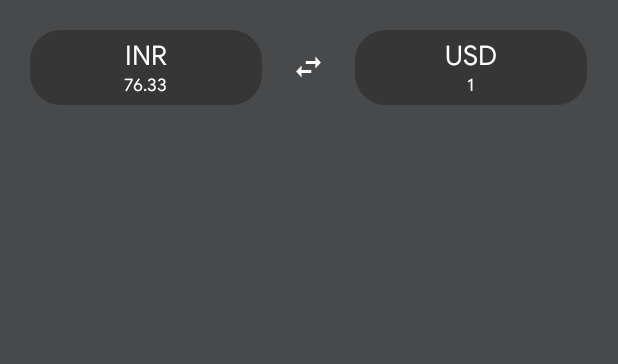
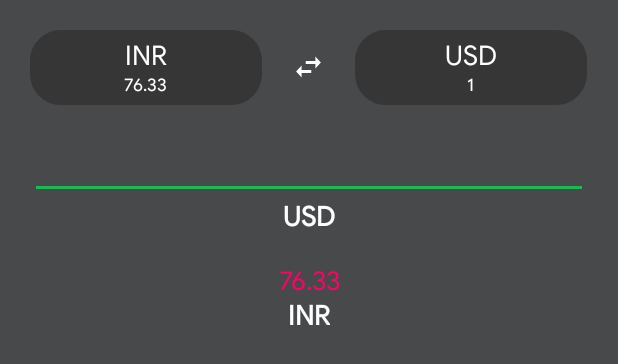
Before and after one commit to ashishpujari204/CurrencyConverter, an Android app: the layout activity_currency_converter.xml on its own in the app's theme, with its tools: preview values and no code run, on a phone screen of 412 x 824 dp. Shown: the top 364 px of the screen. Run offline under Robolectric (Android 15) with nearby library versions, the phone set to English and light mode, and no system bars.

Commit message:
updated currecny ui

```diff
--- a/app/src/main/res/layout/activity_currency_converter.xml
+++ b/app/src/main/res/layout/activity_currency_converter.xml
@@ -8,6 +8,7 @@
     tools:context=".ui.home.CurrencyConverter">
 
     <LinearLayout
+        android:id="@+id/currencySelectionLayout"
         android:layout_width="match_parent"
         android:layout_height="wrap_content"
         android:weightSum="3"
@@ -87,6 +88,73 @@
                 android:fontFamily="@font/google_sans_regular"
                 android:textSize="12dp"/>
         </LinearLayout>
+
+
     </LinearLayout>
 
+    <LinearLayout
+        android:id="@+id/fromInputLayout"
+        android:layout_width="match_parent"
+        android:layout_height="wrap_content"
+        android:layout_marginTop="20dp"
+        android:layout_below="@+id/currencySelectionLayout"
+        android:orientation="vertical">
+        <EditText
+            android:id="@+id/tvFromInput"
+            android:layout_width="match_parent"
+            android:layout_height="wrap_content"
+            android:layout_marginRight="20dp"
+            android:layout_marginLeft="20dp"
+            android:textColor="@color/faint_read"
+            android:theme="@style/LineColor"
+            android:gravity="center_horizontal"
+            android:textColorHint="@color/faint_read"
+            android:textAppearance="@style/TextAppearance.AppCompat.Medium"
+            android:fontFamily="@font/google_sans_regular"
+            android:inputType="number"></EditText>
+        <TextView
+            android:layout_width="wrap_content"
+            android:layout_height="wrap_content"
+            android:id="@+id/tvFromInputCode"
+            android:text="@string/usd"
+            android:textColor="@color/white"
+            android:layout_gravity="center_horizontal"
+            android:fontFamily="@font/google_sans_regular"
+            android:textStyle="bold"
+            android:textAppearance="@style/TextAppearance.AppCompat.Medium"/>
+
+    </LinearLayout>
+
+    <LinearLayout
+        android:id="@+id/toInputLayout"
+        android:layout_width="match_parent"
+        android:layout_height="wrap_content"
+        android:layout_marginTop="20dp"
+        android:layout_below="@+id/fromInputLayout"
+        android:orientation="vertical">
+        <TextView
+            android:id="@+id/tvToInput"
+            android:layout_width="match_parent"
+            android:layout_height="wrap_content"
+            android:layout_marginRight="20dp"
+            android:layout_marginLeft="20dp"
+            android:text="@string/inr_amount"
+            android:textColor="@color/faint_read"
+            android:gravity="center_horizontal"
+            android:textColorHint="@color/faint_read"
+            android:textAppearance="@style/TextAppearance.AppCompat.Medium"
+            android:fontFamily="@font/google_sans_regular"
+            android:inputType="number"></TextView>
+        <TextView
+            android:layout_width="wrap_content"
+            android:layout_height="wrap_content"
+            android:id="@+id/tvToInputCode"
+            android:text="@string/inr"
+            android:textColor="@color/white"
+            android:layout_gravity="center_horizontal"
+            android:fontFamily="@font/google_sans_regular"
+            android:textStyle="bold"
+            android:textAppearance="@style/TextAppearance.AppCompat.Medium"/>
+
+    </LinearLayout>
 </RelativeLayout>
--- a/app/src/main/res/values/styles.xml
+++ b/app/src/main/res/values/styles.xml
@@ -8,6 +8,6 @@
         <item name="colorAccent">@color/colorAccent</item>
     </style>
     <style name="LineColor" parent="AppTheme">
-        <item name="colorPrimary">@color/colorPrimary</item>
+        <item name="colorPrimary">@color/faint_grey</item>
     </style>
 </resources>
```
Also changed, not shown: app/src/main/java/com/ashish/currencyconverter/ui/home/CurrencyConverter.kt (+55 -32 lines), app/src/main/java/com/ashish/currencyconverter/ui/home/CurrencyViewModel.kt (+28 -3 lines), app/src/main/java/com/ashish/currencyconverter/util/Constants.kt (+6 -1 lines).
